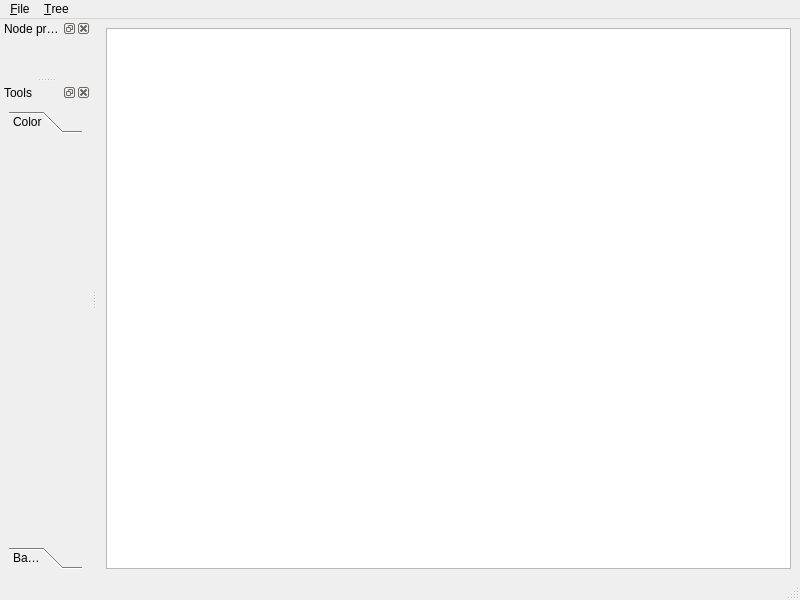
frabas/DISPLACE_GUI, file dteditor/dteditorwindow.ui: the form before one commit.
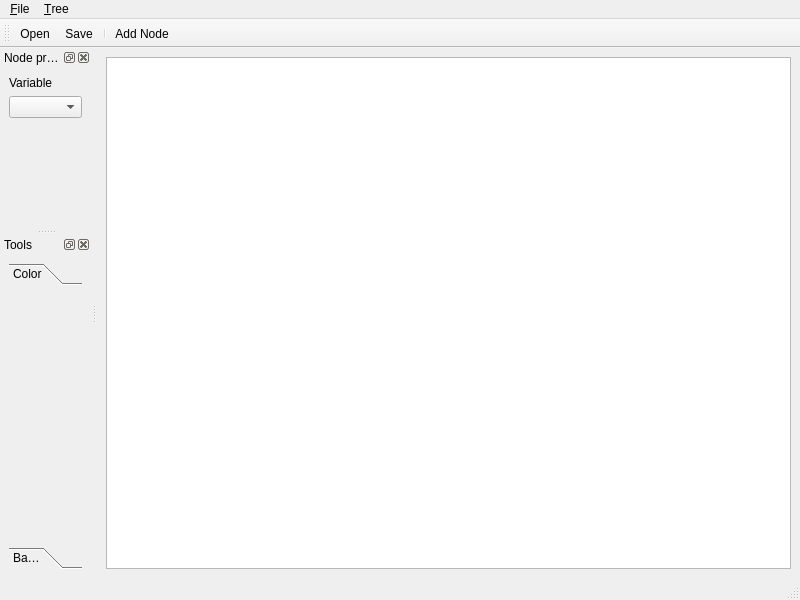
The form after the commit. Icons and pictures are not drawn.

Commit message: DtEditor: Variables and variables selection

```diff
--- a/dteditor/dteditorwindow.ui
+++ b/dteditor/dteditorwindow.ui
@@ -68,7 +68,23 @@
    <attribute name="dockWidgetArea">
     <number>1</number>
    </attribute>
-   <widget class="QWidget" name="dockWidgetContents"/>
+   <widget class="QWidget" name="dockWidgetContents">
+    <layout class="QVBoxLayout" name="verticalLayout_3" stretch="0,0,1">
+     <item>
+      <widget class="QLabel" name="label">
+       <property name="text">
+        <string>Variable</string>
+       </property>
+      </widget>
+     </item>
+     <item>
+      <widget class="QComboBox" name="nodepropVariable"/>
+     </item>
+     <item>
+      <widget class="QWidget" name="nodepropDetailsContainer" native="true"/>
+     </item>
+    </layout>
+   </widget>
   </widget>
   <widget class="QDockWidget" name="toolsWidget">
    <property name="windowIcon">
@@ -93,8 +109,8 @@
          <rect>
           <x>0</x>
           <y>0</y>
-          <width>113</width>
-          <height>174</height>
+          <width>147</width>
+          <height>190</height>
          </rect>
         </property>
         <attribute name="label">
@@ -119,6 +135,21 @@
     </layout>
    </widget>
   </widget>
+  <widget class="QToolBar" name="toolBar">
+   <property name="windowTitle">
+    <string>toolBar</string>
+   </property>
+   <attribute name="toolBarArea">
+    <enum>TopToolBarArea</enum>
+   </attribute>
+   <attribute name="toolBarBreak">
+    <bool>false</bool>
+   </attribute>
+   <addaction name="action_Open"/>
+   <addaction name="action_Save"/>
+   <addaction name="separator"/>
+   <addaction name="action_Add_Node"/>
+  </widget>
   <action name="action_New">
    <property name="text">
     <string>&amp;New</string>
```
Left out of the diff: 24 changed lines with no effect on the pictures. The commit also changes 14 other files.
